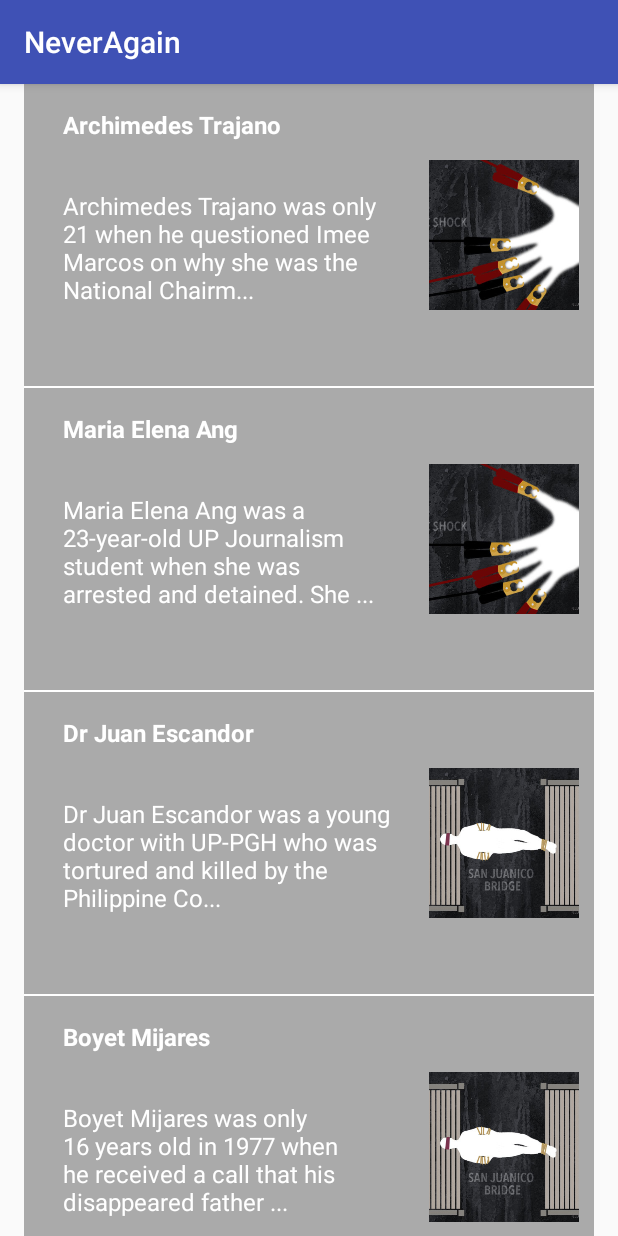
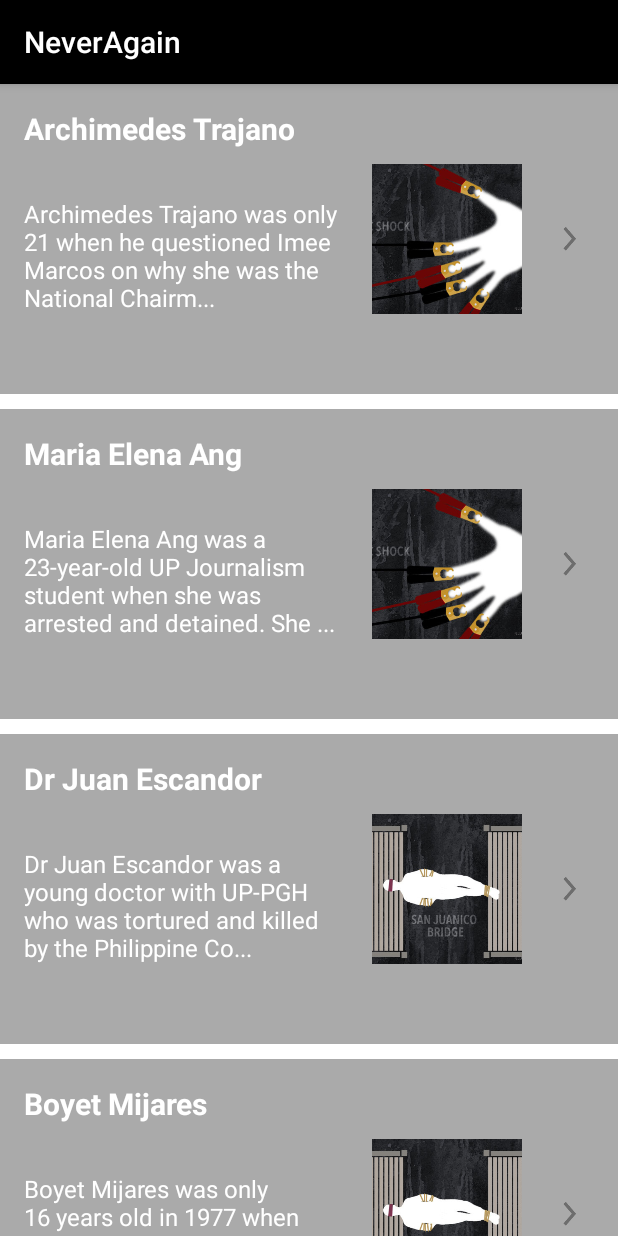
Before and after one commit to bootaXX/NeverAgain, an Android app: the screen it shows after launch (ItemListActivity), on a phone screen of 412 x 824 dp. Run offline under Robolectric (Android 15) with nearby library versions, the phone set to English and light mode, and no system bars.

Commit message:
Improved UI list and details for both phone and tab devices, updated theme colors to use black/gray

```diff
--- a/app/src/main/res/drawable/line_divider.xml
+++ b/app/src/main/res/drawable/line_divider.xml
@@ -4,7 +4,7 @@
 
     <size
         android:width="1dp"
-        android:height="1dp" />
+        android:height="10dp" />
 
     <solid android:color="@android:color/white" />
 
--- a/app/src/main/res/layout-w900dp/item_list.xml
+++ b/app/src/main/res/layout-w900dp/item_list.xml
@@ -21,7 +21,7 @@
         xmlns:tools="http://schemas.android.com/tools"
         android:id="@+id/item_list"
         android:name="com.djmaraat.apps.neveragain.ItemListFragment"
-        android:layout_width="@dimen/item_width"
+        android:layout_width="@dimen/item_width_tab"
         android:layout_height="match_parent"
         android:layout_marginLeft="16dp"
         android:layout_marginRight="16dp"
@@ -33,6 +33,6 @@
         android:id="@+id/item_detail_container"
         android:layout_width="0dp"
         android:layout_height="match_parent"
-        android:layout_weight="3" />
+        android:layout_weight="2" />
 
 </LinearLayout>
--- a/app/src/main/res/layout/item_list.xml
+++ b/app/src/main/res/layout/item_list.xml
@@ -6,8 +6,6 @@
     android:name="com.djmaraat.apps.neveragain.ItemListFragment"
     android:layout_width="match_parent"
     android:layout_height="match_parent"
-    android:layout_marginLeft="16dp"
-    android:layout_marginRight="16dp"
     app:layoutManager="LinearLayoutManager"
     tools:context="com.djmaraat.apps.neveragain.ItemListActivity"
     tools:listitem="@layout/item_list_content" />
--- a/app/src/main/res/layout/item_list_content.xml
+++ b/app/src/main/res/layout/item_list_content.xml
@@ -9,8 +9,7 @@
         android:layout_width="0dp"
         android:layout_height="wrap_content"
         android:layout_weight="1"
-        android:orientation="vertical"
-        android:paddingLeft="10dp">
+        android:orientation="vertical">
 
         <TextView
             android:id="@+id/title"
@@ -18,6 +17,7 @@
             android:layout_height="wrap_content"
             android:layout_margin="@dimen/text_margin"
             android:textAppearance="?attr/textAppearanceListItem"
+            android:textSize="20dp"
             android:textStyle="bold"
             android:textColor="@android:color/white"/>
 
@@ -35,7 +35,20 @@
         android:id="@+id/list_item_img"
         android:layout_width="100dp"
         android:layout_height="100dp"
-        android:layout_margin="10dp"
+        android:layout_marginRight="16dp"
+        android:layout_marginTop="10dp"
+        android:layout_marginBottom="10dp"
+        android:layout_gravity="center_vertical"
+        android:scaleType="centerCrop"/>
+
+    <ImageView
+        android:id="@+id/list_item_next"
+        android:layout_width="wrap_content"
+        android:layout_height="wrap_content"
+        android:src="@drawable/ic_action_next_item"
+        android:layout_marginRight="16dp"
+        android:layout_marginTop="10dp"
+        android:layout_marginBottom="10dp"
         android:layout_gravity="center_vertical"
         android:scaleType="centerCrop"/>
 </LinearLayout>
--- a/app/src/main/res/values/colors.xml
+++ b/app/src/main/res/values/colors.xml
@@ -1,6 +1,6 @@
 <?xml version="1.0" encoding="utf-8"?>
 <resources>
-    <color name="colorPrimary">#3F51B5</color>
-    <color name="colorPrimaryDark">#303F9F</color>
-    <color name="colorAccent">#FF4081</color>
+    <color name="colorPrimary">@android:color/background_dark</color>
+    <color name="colorPrimaryDark">@android:color/background_dark</color>
+    <color name="colorAccent">@android:color/darker_gray</color>
 </resources>
--- a/app/src/main/res/values/dimens.xml
+++ b/app/src/main/res/values/dimens.xml
@@ -19,5 +19,6 @@
     <dimen name="fab_margin">16dp</dimen>
     <dimen name="app_bar_height">36dp</dimen>
     <dimen name="item_width">200dp</dimen>
+    <dimen name="item_width_tab">300dp</dimen>
     <dimen name="text_margin">16dp</dimen>
 </resources>
--- a/app/src/main/res/values/styles.xml
+++ b/app/src/main/res/values/styles.xml
@@ -1,19 +1,3 @@
-<!--
-  ~ Copyright 2016 Dandeljane Maraat
-  ~
-  ~    Licensed under the Apache License, Version 2.0 (the "License");
-  ~    you may not use this file except in compliance with the License.
-  ~    You may obtain a copy of the License at
-  ~
-  ~      http://www.apache.org/licenses/LICENSE-2.0
-  ~
-  ~    Unless required by applicable law or agreed to in writing, software
-  ~    distributed under the License is distributed on an "AS IS" BASIS,
-  ~    WITHOUT WARRANTIES OR CONDITIONS OF ANY KIND, either express or implied.
-  ~    See the License for the specific language governing permissions and
-  ~    limitations under the License.
-  -->
-
 <resources>
 
     <!-- Base application theme. -->
```
